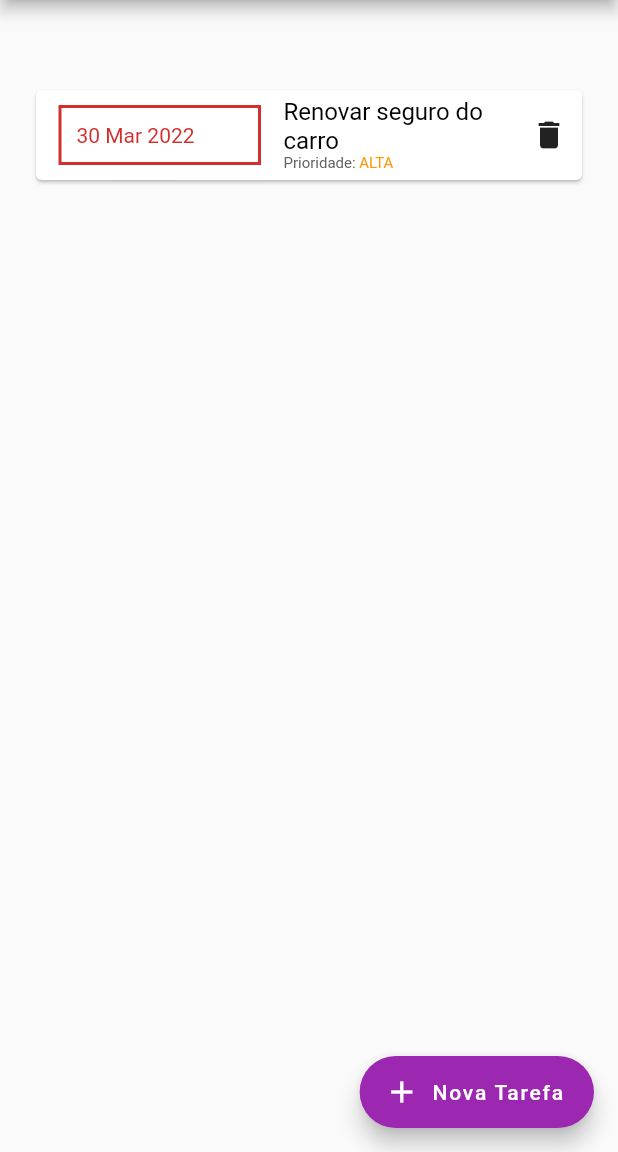
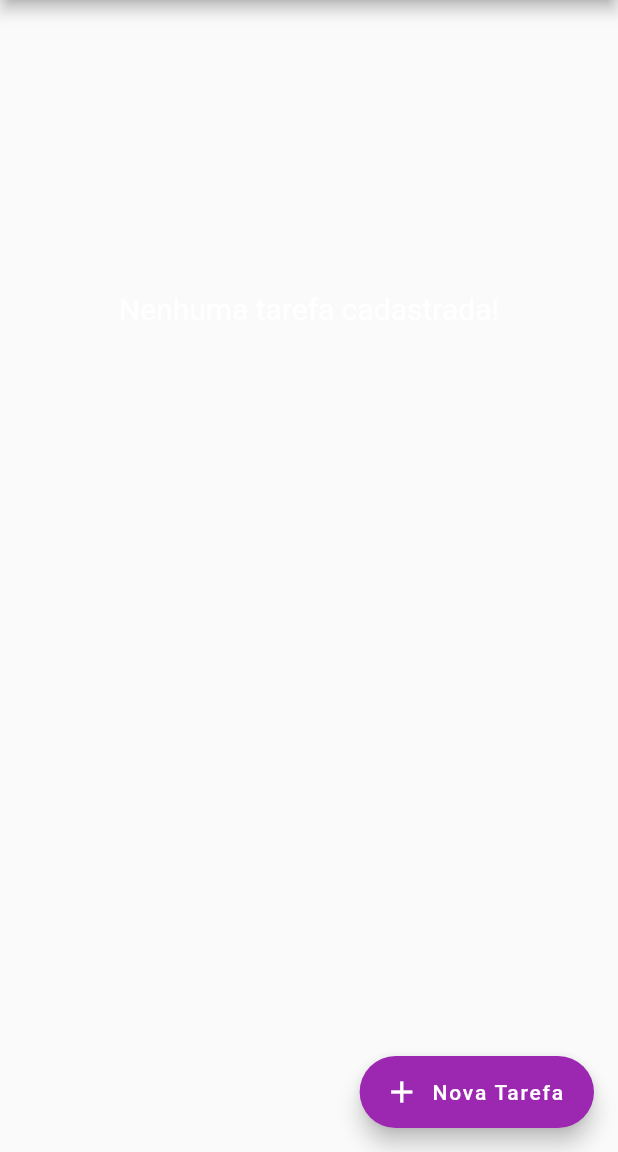
Before and after one commit to HiltonThallyson/-Flutter-miniprojeto02-todo-list, a Flutter app: the screen it shows after launch, after a tap on the "delete" icon, on a phone screen of 412 x 824 dp, the part 84-1236 px from its top. Run offline on Flutter 3.47's test engine with Material 2 defaults, Android fonts, the phone set to English and light mode, and no system bars.

Commit message:
Fixed another problem with delete method

```diff
--- a/lib/components/TarefaLista.dart
+++ b/lib/components/TarefaLista.dart
@@ -8,8 +8,9 @@ import '../models/screenArgs.dart';
 class TarefaLista extends StatefulWidget {
   List<Tarefa> _tarefasFiltradas;
   List<Tarefa> _tarefas;
+  String _filtro;
 
-  TarefaLista(this._tarefasFiltradas, this._tarefas);
+  TarefaLista(this._tarefasFiltradas, this._tarefas, this._filtro);
 
   @override
   State<TarefaLista> createState() => _TarefaListaState();
@@ -33,8 +34,10 @@ class _TarefaListaState extends State<TarefaLista> {
 
   _removeItem(index) {
     setState(() {
-      widget._tarefas.removeWhere((tarefa) =>
-          tarefa.id == widget._tarefasFiltradas.elementAt(index).id);
+      if (widget._filtro != '') {
+        widget._tarefas.removeWhere((tarefa) =>
+            tarefa.id == widget._tarefasFiltradas.elementAt(index).id);
+      }
       widget._tarefasFiltradas.removeAt(index);
     });
   }
--- a/lib/main.dart
+++ b/lib/main.dart
@@ -142,7 +142,7 @@ class _MyHomePageState extends State<MyHomePage> {
                 padding: EdgeInsets.all(20),
                 child: Column(
                   children: [
-                    TarefaLista(_tarefasFiltradas, _tarefas),
+                    TarefaLista(_tarefasFiltradas, _tarefas, _filtroAplicado),
                   ],
                 )),
           ),
```
Also changed, not shown: 1 other file.
